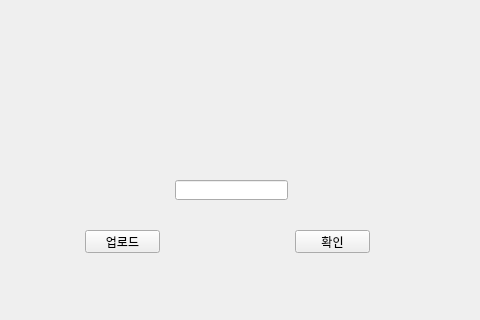
Above: test3.ui from ahwl8240/Capstone_Design_Carz before the change; both pictures show x 155 to 635 and y 280 to 600 of the 800 by 600 pixel window. Below: the same form after it.
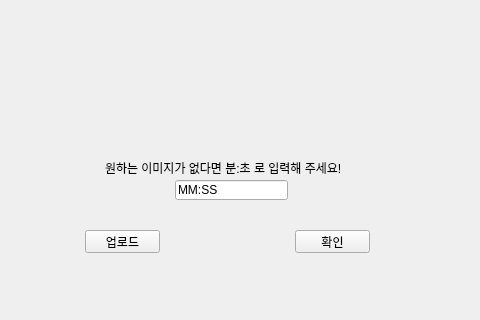
That is the form after the change.

Commit message: 분할이미지 레이아웃에 스크롤 기능 추가

```diff
--- a/test3.ui
+++ b/test3.ui
@@ -62,6 +62,22 @@
       <height>20</height>
      </rect>
     </property>
+    <property name="text">
+     <string>MM:SS</string>
+    </property>
+   </widget>
+   <widget class="QLabel" name="label">
+    <property name="geometry">
+     <rect>
+      <x>260</x>
+      <y>440</y>
+      <width>271</width>
+      <height>16</height>
+     </rect>
+    </property>
+    <property name="text">
+     <string>원하는 이미지가 없다면 분:초 로 입력해 주세요!</string>
+    </property>
    </widget>
   </widget>
   <widget class="QMenuBar" name="menubar">
```
The commit also changes 2 other files.
